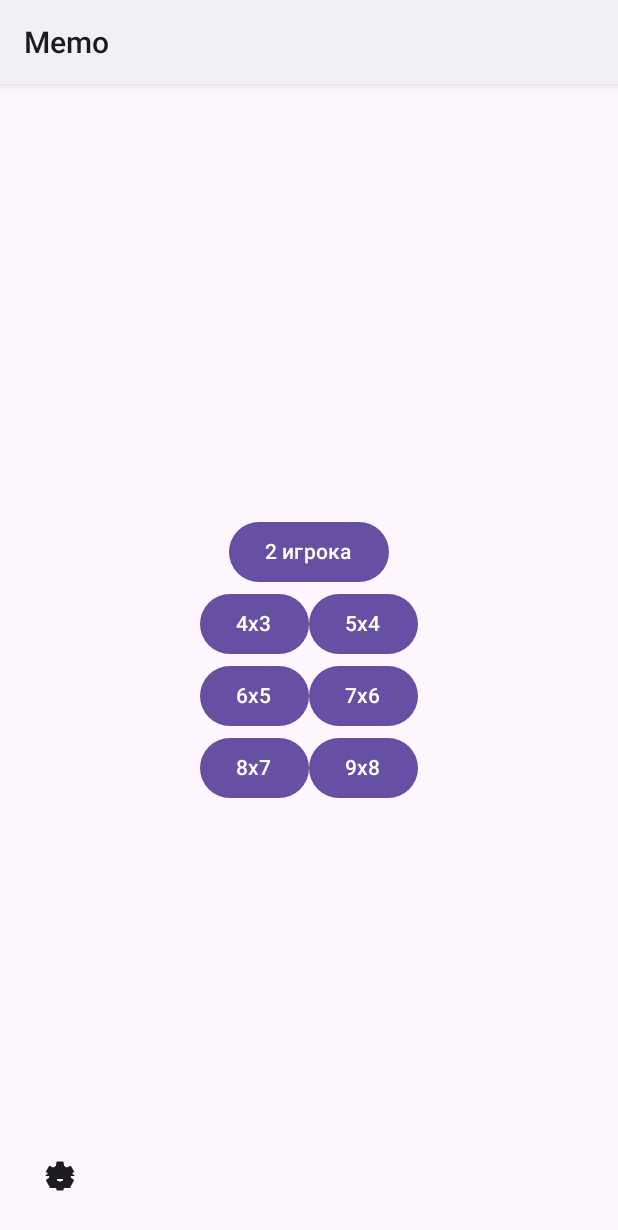
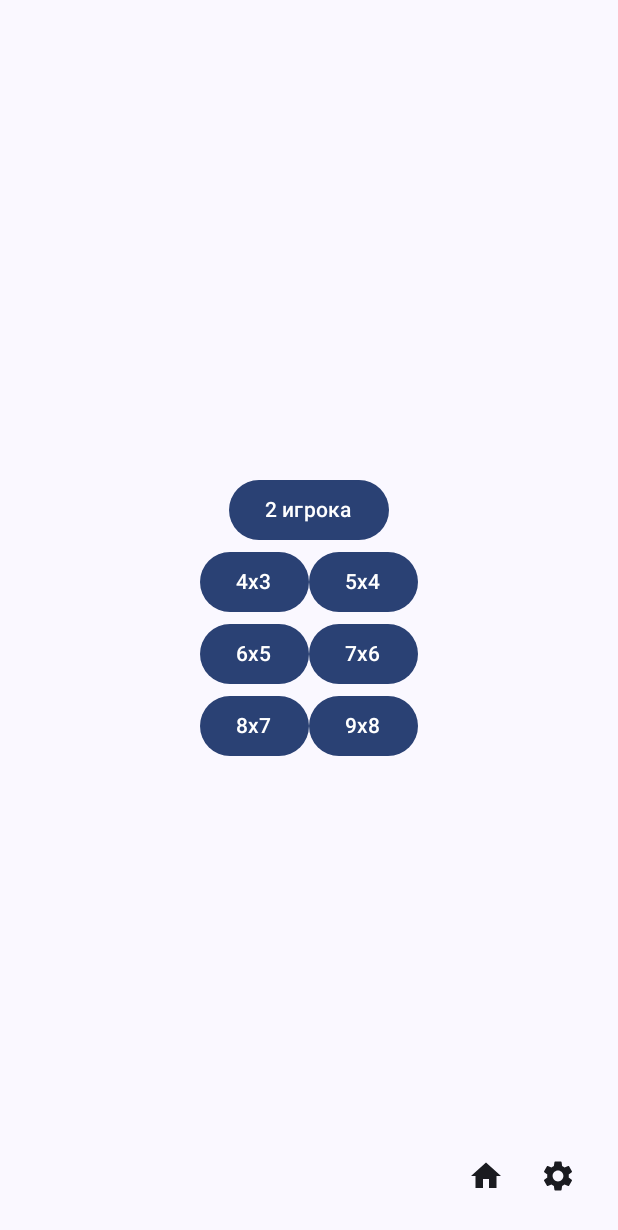
Before and after one commit to DarkAcsi/Memo, an Android app built with Jetpack Compose: the screen it shows after launch (MainActivity), after a tap on "Classic", on a phone screen of 412 x 824 dp. Shown: the top 1230 px of the screen. Run offline under Robolectric (Android 15) with nearby library versions, the phone set to English and light mode, and no system bars; our stand-ins replace Dagger/Hilt's generated code.

Commit message:
More correct navigation

```diff
--- a/app/src/main/java/com/coursework/memo/MainActivity.kt
+++ b/app/src/main/java/com/coursework/memo/MainActivity.kt
@@ -5,22 +5,22 @@ import androidx.activity.ComponentActivity
 import androidx.activity.compose.setContent
 import androidx.activity.enableEdgeToEdge
 import androidx.core.splashscreen.SplashScreen.Companion.installSplashScreen
-import androidx.core.view.WindowCompat
-import com.coursework.memo.navigation.NavController
+import com.coursework.memo.navigation.NavGraph
 import com.coursework.memo.ui.theme.MemoTheme
+import dagger.hilt.android.AndroidEntryPoint
 
+@AndroidEntryPoint
 class MainActivity : ComponentActivity() {
+
+
     override fun onCreate(savedInstanceState: Bundle?) {
         super.onCreate(savedInstanceState)
-        WindowCompat.setDecorFitsSystemWindows(window, false)
         enableEdgeToEdge()
         installSplashScreen()
+        actionBar?.hide()
         setContent {
-            MemoTheme(
-                darkTheme = false,
-                dynamicColor = false,
-            ) {
-                NavController().SetNavigation()
+            MemoTheme {
+                NavGraph()
             }
         }
     }
--- a/app/src/main/java/com/coursework/memo/navigation/NavController.kt
+++ /dev/null
@@ -1,36 +0,0 @@
-package com.coursework.memo.navigation
-
-import androidx.compose.runtime.Composable
-import androidx.navigation.compose.NavHost
-import androidx.navigation.compose.composable
-import androidx.navigation.compose.rememberNavController
-import com.coursework.memo.screens.games.ScreenClassic
-import com.coursework.memo.screens.home.ScreenHome
-import com.coursework.memo.screens.home.ScreenSize
-import com.coursework.memo.screens.support_classes.GameSupport
-import com.coursework.memo.screens.support_classes.SizeSupport
-import com.google.gson.Gson
-
-
-class NavController {
-
-    @Composable
-    fun SetNavigation() {
-        val navController = rememberNavController()
-        val navigator: Navigator = NavRealization(navController)
-        NavHost(navController = navController, startDestination = Routes.HOME) {
-
-            composable(Routes.HOME) { ScreenHome(navigator).Screen() }
-
-            composable(Routes.SIZE + "/{data}") { argument ->
-                val data = argument.arguments?.getString("data")
-                ScreenSize(navigator).Screen(Gson().fromJson(data, SizeSupport::class.java))
-            }
-
-            composable(Routes.CLASSIC + "/{data}") { argument ->
-                val data = argument.arguments?.getString("data")
-                ScreenClassic(navigator, Gson().fromJson(data, GameSupport::class.java)).Screen()
-            }
-        }
-    }
-}
--- /dev/null
+++ b/app/src/main/java/com/coursework/memo/navigation/NavGraph.kt
@@ -0,0 +1,46 @@
+package com.coursework.memo.navigation
+
+import androidx.compose.runtime.Composable
+import androidx.navigation.compose.NavHost
+import androidx.navigation.compose.composable
+import androidx.navigation.compose.rememberNavController
+import com.coursework.memo.screens.games.ScreenClassic
+import com.coursework.memo.screens.home.ScreenHome
+import com.coursework.memo.screens.home.ScreenSize
+import com.coursework.memo.screens.support_classes.GameSupport
+import com.google.gson.Gson
+
+@Composable
+fun NavGraph() {
+    val navController = rememberNavController()
+    val navigator: Navigator = NavigatorImpl(navController)
+    NavHost(navController = navController, startDestination = Routes.Home.route) {
+
+        composable(Routes.Home.route) { ScreenHome(navigator) }
+
+        composable(Routes.Size.route + "/{routeGame}") { argument ->
+            val game = argument.arguments?.getString("routeGame")
+            ScreenSize(navigator, game ?: Routes.ClassicGame.route)
+        }
+
+        composable(Routes.ClassicGame.route + "/{data}") { argument ->
+            val data = argument.arguments?.getString("data")
+            ScreenClassic(navigator, Gson().fromJson(data, GameSupport::class.java)).Screen()
+        }
+
+        composable(Routes.FindGame.route + "/{data}") { argument ->
+            val data = argument.arguments?.getString("data")
+            // todo screen find game
+        }
+
+        composable(Routes.HouseGame.route + "/{data}") { argument ->
+            val data = argument.arguments?.getString("data")
+            // todo screen house game
+        }
+
+        composable(Routes.Settings.route) {
+            // todo settings
+        }
+
+    }
+}
--- a/app/src/main/java/com/coursework/memo/navigation/Navigator.kt
+++ b/app/src/main/java/com/coursework/memo/navigation/Navigator.kt
@@ -1,7 +1,6 @@
 package com.coursework.memo.navigation
 
 import com.coursework.memo.screens.support_classes.GameSupport
-import com.coursework.memo.screens.support_classes.SizeSupport
 
 
 interface Navigator {
@@ -10,8 +9,10 @@ interface Navigator {
 
     fun toHome()
 
-    fun toSize(support: SizeSupport)
+    fun toSize(routeGame: String)
 
     fun toGame(route: String, support: GameSupport)
 
+    fun toSettings()
+
 }
--- a/app/src/main/java/com/coursework/memo/navigation/NavRealization.kt
+++ b/app/src/main/java/com/coursework/memo/navigation/NavigatorImpl.kt
@@ -2,25 +2,28 @@ package com.coursework.memo.navigation
 
 import androidx.navigation.NavHostController
 import com.coursework.memo.screens.support_classes.GameSupport
-import com.coursework.memo.screens.support_classes.SizeSupport
 import com.google.gson.Gson
 
-class NavRealization(private val navController: NavHostController): Navigator {
+class NavigatorImpl(private val navController: NavHostController): Navigator {
 
     override fun back(){
         navController.navigateUp()
     }
 
     override fun toHome(){
-        navController.popBackStack(Routes.HOME, inclusive = false)
+        navController.popBackStack(Routes.Home.route, inclusive = false)
     }
 
-    override fun toSize(support: SizeSupport) {
-        navController.navigate(Routes.SIZE + "/" + Gson().toJson(support))
+    override fun toSize(routeGame: String) {
+        navController.navigate(Routes.Size.route + "/" + routeGame)
     }
 
     override fun toGame(route: String, support: GameSupport){
         navController.navigate(route + "/" + Gson().toJson(support))
     }
 
+    override fun toSettings() {
+        navController.navigate(Routes.Settings.route)
+    }
+
 }
--- a/app/src/main/java/com/coursework/memo/navigation/Routes.kt
+++ b/app/src/main/java/com/coursework/memo/navigation/Routes.kt
@@ -1,7 +1,12 @@
 package com.coursework.memo.navigation
 
-object Routes {
-    const val HOME = "home"
-    const val SIZE = "size"
-    const val CLASSIC = "classic"
+sealed class Routes(
+    val route: String
+) {
+    data object Home: Routes(route = "homeScreen")
+    data object Size: Routes(route = "sizeScreen")
+    data object ClassicGame: Routes(route = "classicGameScreen")
+    data object FindGame: Routes(route = "findGameScreen")
+    data object HouseGame: Routes(route = "houseGameScreen")
+    data object Settings: Routes(route = "settingsScreen")
 }
--- a/app/src/main/java/com/coursework/memo/screens/games/ScreenClassic.kt
+++ b/app/src/main/java/com/coursework/memo/screens/games/ScreenClassic.kt
@@ -24,7 +24,6 @@ import androidx.compose.ui.platform.LocalContext
 import androidx.compose.ui.res.stringResource
 import androidx.compose.ui.tooling.preview.Preview
 import androidx.compose.ui.unit.dp
-import androidx.hilt.navigation.compose.hiltViewModel
 import coil.compose.AsyncImage
 import com.coursework.memo.R
 import com.coursework.memo.navigation.Navigator
@@ -34,7 +33,7 @@ import java.util.Collections.shuffle
 @Preview(showSystemUi = true)
 @Composable
 fun ScreenClassic(){
-    val viewModel = hiltViewModel<ViewModelClassic>()
+//    val viewModel = hiltViewModel<ViewModelClassic>()
 
 }
 
--- a/app/src/main/java/com/coursework/memo/screens/home/ScreenHome.kt
+++ b/app/src/main/java/com/coursework/memo/screens/home/ScreenHome.kt
@@ -20,27 +20,19 @@ import androidx.compose.ui.tooling.preview.Preview
 import androidx.compose.ui.unit.sp
 import androidx.navigation.compose.rememberNavController
 import com.coursework.memo.R
-import com.coursework.memo.navigation.NavRealization
 import com.coursework.memo.navigation.Navigator
+import com.coursework.memo.navigation.NavigatorImpl
 import com.coursework.memo.navigation.Routes
-import com.coursework.memo.screens.support_classes.SizeSupport
 
 @Preview(showSystemUi = true)
 @Composable
-fun TestHome(){
-    val navigator = NavRealization(rememberNavController())
-    ScreenHome(navigator).Screen()
-}
-
-class ScreenHome(private val navigator: Navigator) {
-
-    @Composable
-    fun Screen() {
-        Home()
+fun ViewScreenHome(){
+    val navigator = NavigatorImpl(rememberNavController())
+    ScreenHome(navigator)
 }
 
 @Composable
-    private fun Home() {
+fun ScreenHome(navigator: Navigator) {
     Scaffold(
         modifier = Modifier.fillMaxSize(),
         floatingActionButton = {
@@ -48,27 +40,26 @@ class ScreenHome(private val navigator: Navigator) {
                 Icon(Icons.Filled.Settings, stringResource(R.string.settings))
             }
         },
-            floatingActionButtonPosition = FabPosition.Start,
+        floatingActionButtonPosition = FabPosition.EndOverlay,
     ) { innerPadding ->
         Box(
             modifier = Modifier
                 .padding(innerPadding)
                 .fillMaxSize(),
             contentAlignment = Alignment.Center
-            ){
-                Column(horizontalAlignment = Alignment.CenterHorizontally){
+        ) {
+            Column(horizontalAlignment = Alignment.CenterHorizontally) {
                 Text(stringResource(R.string.app_name), fontSize = 30.sp)
-                    Button({ navigator.toSize(SizeSupport("Animals", "1", Routes.CLASSIC)) }){
+                Button({ navigator.toSize(Routes.ClassicGame.route) }) {
                     Text(stringResource(R.string.classic_game))
                 }
-                    Button({}){
+                Button({}) {
                     Text(stringResource(R.string.find_game))
                 }
-                    Button({}){
+                Button({}) {
                     Text(stringResource(R.string.house_game))
                 }
             }
         }
     }
 }
-}
--- a/app/src/main/java/com/coursework/memo/screens/home/ScreenSize.kt
+++ b/app/src/main/java/com/coursework/memo/screens/home/ScreenSize.kt
@@ -15,44 +15,48 @@ import androidx.compose.material3.IconButton
 import androidx.compose.material3.Scaffold
 import androidx.compose.material3.Text
 import androidx.compose.runtime.Composable
+import androidx.compose.runtime.mutableIntStateOf
+import androidx.compose.runtime.remember
 import androidx.compose.ui.Alignment
 import androidx.compose.ui.Modifier
 import androidx.compose.ui.res.stringResource
 import androidx.compose.ui.tooling.preview.Preview
 import androidx.navigation.compose.rememberNavController
 import com.coursework.memo.R
-import com.coursework.memo.navigation.NavRealization
 import com.coursework.memo.navigation.Navigator
-import com.coursework.memo.screens.support_classes.GameSupport
-import com.coursework.memo.screens.support_classes.SizeSupport
+import com.coursework.memo.navigation.NavigatorImpl
+import com.coursework.memo.navigation.Routes
 
 @Preview(showSystemUi = true)
 @Composable
 fun TestSize() {
-    val navigator = NavRealization(rememberNavController())
-    ScreenSize(navigator).Screen(SizeSupport("kk", "kj", "ll"))
-}
-
-class ScreenSize(private val navigator: Navigator) {
-
-    @Composable
-    fun Screen(support: SizeSupport) {
-        Size(support)
+    val navigator = NavigatorImpl(rememberNavController())
+    ScreenSize(navigator, Routes.ClassicGame.route)
 }
 
 @Composable
-    private fun Size(size: SizeSupport) {
+fun ScreenSize(
+    navigator: Navigator,
+    routeGame: String,
+){
+    Size(navigator, routeGame)
+}
+
+@Composable
+private fun Size(navigator: Navigator, routeGame: String) {
     Scaffold(
         modifier = Modifier.fillMaxSize(),
         floatingActionButton = {
+            Row {
                 IconButton({ navigator.toHome() }) {
                     Icon(Icons.Filled.Home, stringResource(R.string.home))
                 }
                 IconButton({}) {
                     Icon(Icons.Filled.Settings, stringResource(R.string.settings))
                 }
+            }
         },
-            floatingActionButtonPosition = FabPosition.Start
+        floatingActionButtonPosition = FabPosition.EndOverlay
 
     ) { innerPadding ->
         Box(
@@ -62,21 +66,17 @@ class ScreenSize(private val navigator: Navigator) {
             contentAlignment = Alignment.Center
         ) {
             Column(horizontalAlignment = Alignment.CenterHorizontally) {
-                    Row() {
-                        Button({}) {
-                            Text("2 игрока")
+                Row {
+                    val players = remember { mutableIntStateOf(0) }
+                    Button({players.intValue = (players.intValue + 1) % 3}) {
+                        Text("${players.intValue + 2} игрока")
                     }
                 }
                 Column {
                     for (c in 0..2) {
                         Row {
                             for (b in 0..1) {
-                                    Button({
-                                        navigator.toGame(
-                                            size.route,
-                                            GameSupport(c * 2 + b + 4, 2, size.packImage, size.back)
-                                        )
-                                    }) {
+                                Button({}) {
                                     Text("${c * 2 + b + 4}x${c * 2 + b + 3}")
                                 }
                             }
@@ -87,4 +87,3 @@ class ScreenSize(private val navigator: Navigator) {
         }
     }
 }
-}
--- a/app/src/main/java/com/coursework/memo/screens/support_classes/SizeSupport.kt
+++ /dev/null
@@ -1,7 +0,0 @@
-package com.coursework.memo.screens.support_classes
-
-data class SizeSupport(
-    val packImage: String,
-    val back: String,
-    val route: String,
-)
--- a/app/src/main/res/values/themes.xml
+++ b/app/src/main/res/values/themes.xml
@@ -1,4 +1,6 @@
 <?xml version="1.0" encoding="utf-8"?>
 <resources>
-    <style name="Theme.Memo" parent="android:Theme.Material.Light.NoActionBar" />
+    <style name="Theme.Memo" parent="android:Theme.Material.Light.NoActionBar" >
+        <item name="android:windowTranslucentStatus">true</item>
+    </style>
 </resources>
--- a/build.gradle.kts
+++ b/build.gradle.kts
@@ -2,5 +2,5 @@
 plugins {
     alias(libs.plugins.android.application) apply false
     alias(libs.plugins.jetbrains.kotlin.android) apply false
-    id("com.google.dagger.hilt.android") version "2.44" apply false
+    alias(libs.plugins.dagger.hilt.android) apply false
 }
--- a/gradle/libs.versions.toml
+++ b/gradle/libs.versions.toml
@@ -2,7 +2,7 @@
 agp = "8.5.0-beta01"
 coreSplashscreen = "1.0.1"
 datastorePreferences = "1.1.1"
-hiltAndroid = "2.48"
+hiltAndroid = "2.49"
 hiltAndroidCompiler = "2.48"
 hiltCompiler = "1.2.0"
 hiltNavigationCompose = "1.2.0"
@@ -17,8 +17,6 @@ composeBom = "2024.05.00"
 navigationCompose = "2.7.7"
 coilCompose = "2.2.2"
 gsonVersion = "2.10.1"
-serializationVersion = "1.9.24"
-serializationKotlinx = "1.6.0"
 
 [libraries]
 androidx-core-ktx = { group = "androidx.core", name = "core-ktx", version.ref = "coreKtx" }
@@ -46,8 +44,8 @@ androidx-lifecycle-viewmodel-compose = { module = "androidx.lifecycle:lifecycle-
 androidx-navigation-compose = { module = "androidx.navigation:navigation-compose", version.ref = "navigationCompose" }
 io-coil-kt = { group = "io.coil-kt", name = "coil-compose", version.ref = "coilCompose" }
 code-gson = { group = "com.google.code.gson", name = "gson", version.ref = "gsonVersion" }
-serialization-json = { group = "org.jetbrains.kotlinx", name = "kotlinx-serialization-json", version.ref = "serializationKotlinx"}
 
 [plugins]
 android-application = { id = "com.android.application", version.ref = "agp" }
 jetbrains-kotlin-android = { id = "org.jetbrains.kotlin.android", version.ref = "kotlin" }
+dagger-hilt-android = { id = "com.google.dagger.hilt.android", version.ref = "hiltAndroid"}
```
Lines whose indentation alone changed are shown as unchanged.
